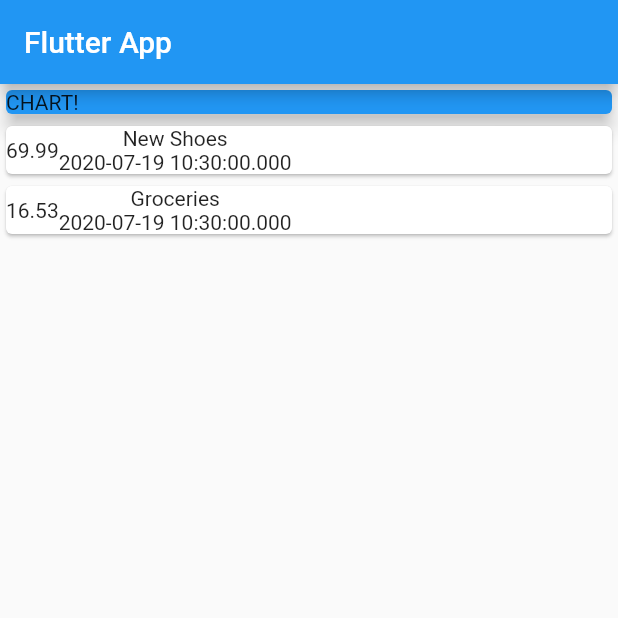
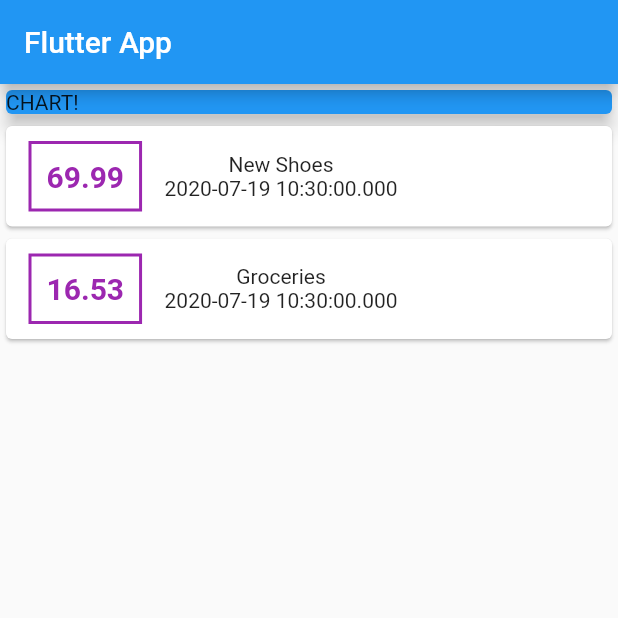
Before and after one commit to tdbranham/Simple_Financial_App, a Flutter app: the screen it shows after launch, on a phone screen of 412 x 824 dp, the top half of it. Run offline on Flutter 3.47's test engine with Material 2 defaults, Android fonts, the phone set to English and light mode, and no system bars.

Commit message:
add styling to price card

```diff
--- a/lib/main.dart
+++ b/lib/main.dart
@@ -52,8 +52,26 @@ class MyHomePage extends StatelessWidget {
                 child: Row(
                   children: <Widget>[
                     Container(
+                      margin: EdgeInsets.symmetric(
+                        vertical: 10,
+                        horizontal: 15,
+                      ),
+                      decoration: BoxDecoration(
+                        border: Border.all(
+                          color: Colors.purple,
+                          width: 2,
+                        ),
+                      ),
+                      padding: EdgeInsets.all(
+                        10,
+                      ),
                       child: Text(
                         tx.amount.toString(),
+                        style: TextStyle(
+                          fontWeight: FontWeight.bold,
+                          fontSize: 20,
+                          color: Colors.purple,
+                        ),
                       ),
                     ),
                     Column(
```
